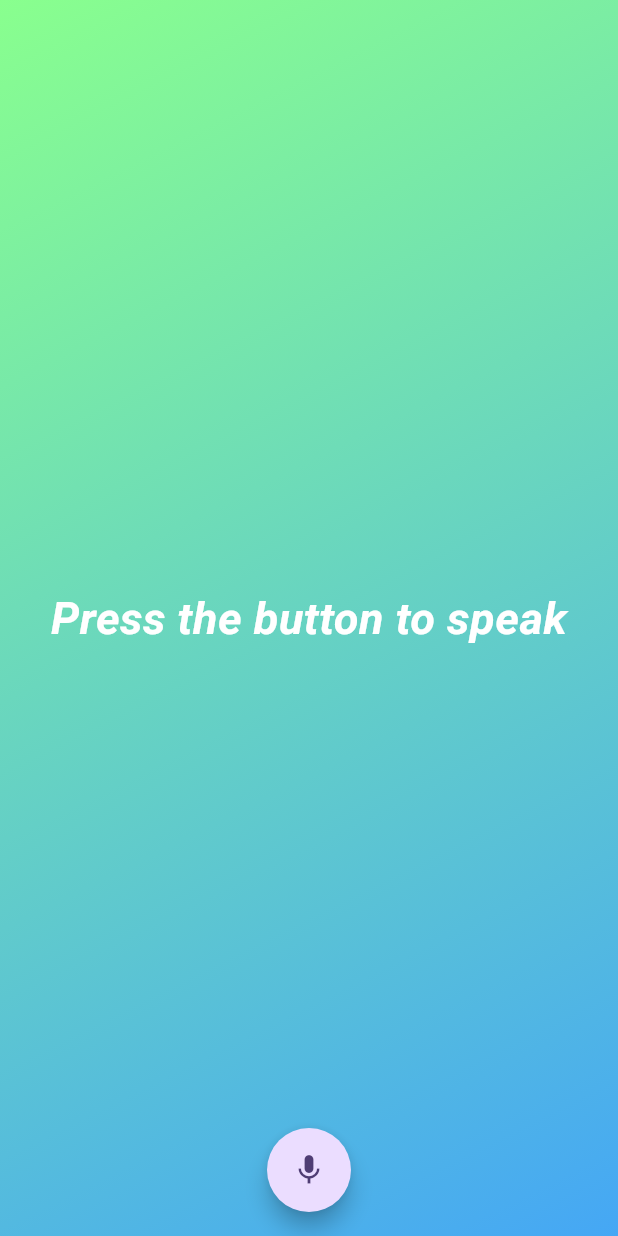
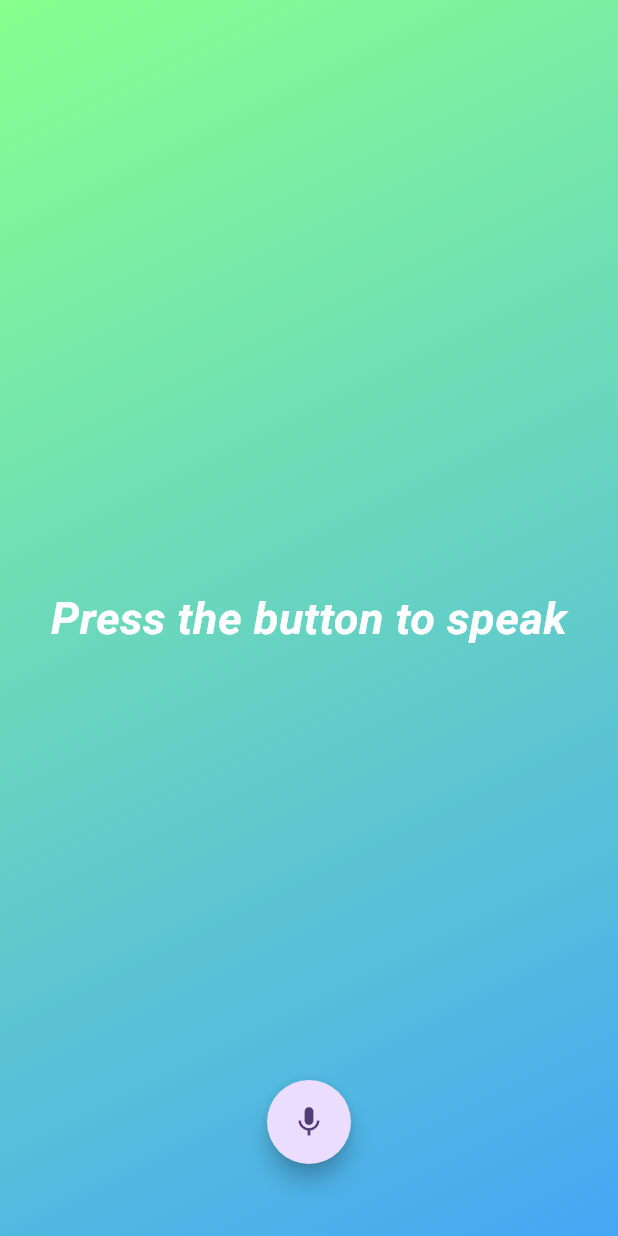
Before and after one commit to juanstakys/racist-o-meter, a Flutter app: the screen it shows after launch, after a tap on the "mic" icon, on a phone screen of 412 x 824 dp. Run offline on Flutter 3.47's test engine with Material 2 defaults, Android fonts, the light colour scheme and no system bars; drawn by our look-alikes of avatar_glow; our stand-ins replace speech_to_text; missing offline and left inert: info_popup.

Commit message:
Implemented ConditionalParentWidget (thx ltOgt)

````diff
--- a/lib/racism_indicator.dart
+++ b/lib/racism_indicator.dart
@@ -137,7 +137,7 @@ class RacismIndicatorState extends State<RacismIndicator> {
         ),
       ),
       floatingActionButtonLocation: FloatingActionButtonLocation.centerFloat,
-      floatingActionButton: MicButton(isListening: false)
+      floatingActionButton: MicButton()
       // floatingActionButton: FloatingActionButton(
       //   onPressed: () {
       //     _speechToText.isNotListening ? _startListening() : _stopListening();
--- /dev/null
+++ b/lib/widgets/conditional_parent_widget.dart
@@ -0,0 +1,51 @@
+import 'package:flutter/widgets.dart';
+
+/// Conditionally wrap a subtree with a parent widget without breaking the code tree.
+///
+/// [condition]: the condition depending on which the subtree [child] is wrapped with the parent.
+/// [child]: The subtree that should always be build.
+/// [conditionalBuilder]: builds the parent with the subtree [child].
+///
+/// ___________
+/// Usage:
+/// ```dart
+/// return ConditionalParentWidget(
+///   condition: shouldIncludeParent,
+///   child: Widget1(
+///     child: Widget2(
+///       child: Widget3(),
+///     ),
+///   ),
+///   conditionalBuilder: (Widget child) => SomeParentWidget(child: child),
+///);
+/// ```
+///
+/// ___________
+/// Instead of:
+/// ```dart
+/// Widget child = Widget1(
+///   child: Widget2(
+///     child: Widget3(),
+///   ),
+/// );
+///
+/// return shouldIncludeParent ? SomeParentWidget(child: child) : child;
+/// ```
+///
+class ConditionalParentWidget extends StatelessWidget {
+  const ConditionalParentWidget({
+    super.key,
+    required this.condition,
+    required this.child,
+    required this.conditionalBuilder,
+  });
+
+  final Widget child;
+  final bool condition;
+  final Widget Function(Widget child) conditionalBuilder;
+
+  @override
+  Widget build(BuildContext context) {
+    return condition ? conditionalBuilder(child) : child;
+  }
+}
--- a/lib/widgets/racism_indicator_widgets.dart
+++ b/lib/widgets/racism_indicator_widgets.dart
@@ -1,5 +1,6 @@
 import 'package:flutter/material.dart';
 import 'package:avatar_glow/avatar_glow.dart';
+import 'conditional_parent_widget.dart';
 
 class Indicator extends StatelessWidget {
   final String text = '';
@@ -20,28 +21,36 @@ class Indicator extends StatelessWidget {
   }
 }
 
-class MicButton extends StatelessWidget {
-  bool isListening = true;
+class MicButton extends StatefulWidget {
 
-  MicButton({super.key, required this.isListening});
+  const MicButton({super.key});
+
+  @override
+  State<MicButton> createState() => _MicButtonState();
+}
+
+class _MicButtonState extends State<MicButton> {
+  bool _isListening = false;
 
   @override
   Widget build(BuildContext context) {
-    return isListening
-        ? AvatarGlow(
-            endRadius: 40.0,
+    return ConditionalParentWidget(
+      condition: _isListening,
+      child: Container(
+        margin: _isListening ? const EdgeInsets.all(0) : const EdgeInsets.all(32),
         child: FloatingActionButton(
-              onPressed: () {},
+          onPressed: () {
+            setState(() {
+              _isListening = !_isListening;
+            });
+          },
           shape: const CircleBorder(),
           tooltip: 'Press the button to speak',
           child: const Icon(Icons.mic),
         ),
-          )
-        : FloatingActionButton(
-            onPressed: () {},
-            shape: const CircleBorder(),
-            tooltip: 'Press the button to speak',
-            child: const Icon(Icons.mic),
+      ),
+      conditionalBuilder: (Widget child) =>
+          AvatarGlow(endRadius: 60, child: child),
     );
   }
 }
````
Lines whose indentation alone changed are shown as unchanged.
